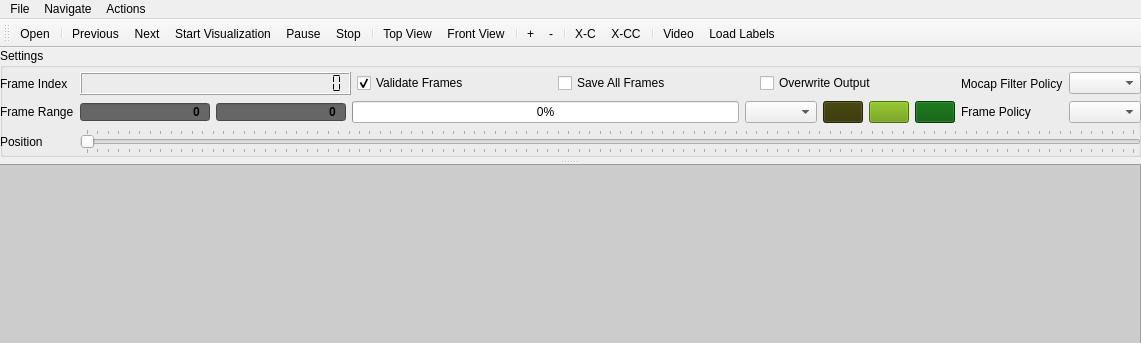
This is tools/workbench/visualization_window.ui in hcilab-uic/ipme as Qt 5 draws it before an edit; both pictures show x 0 to 1141 and y 0 to 343 of the 1141 by 819 pixel window. The edited form follows.
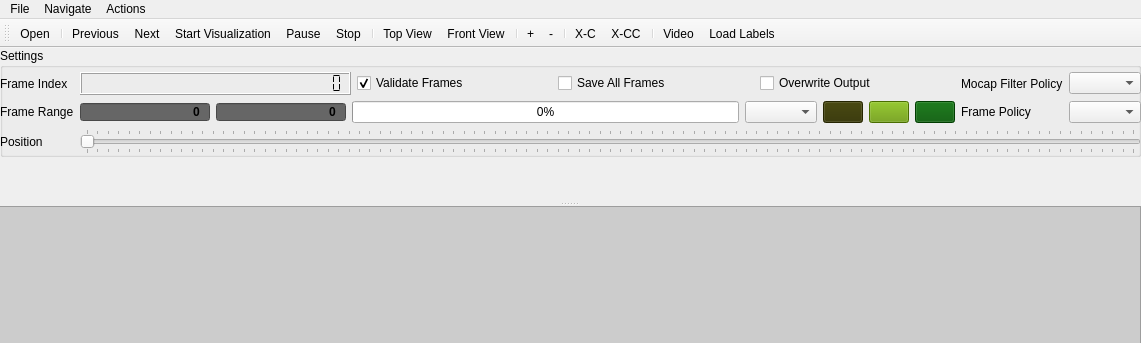
This is the edited form. Icons and pictures are not drawn.

Commit message: early stages

```diff
--- a/tools/workbench/visualization_window.ui
+++ b/tools/workbench/visualization_window.ui
@@ -300,7 +300,21 @@
       <enum>Qt::Horizontal</enum>
      </property>
      <widget class="QWidget" name="verticalLayoutWidget">
-      <layout class="QHBoxLayout" name="scene_vertical_layout"/>
+      <layout class="QHBoxLayout" name="scene_vertical_layout">
+       <item>
+        <widget class="QLabel" name="video_label">
+         <property name="minimumSize">
+          <size>
+           <width>0</width>
+           <height>0</height>
+          </size>
+         </property>
+         <property name="text">
+          <string/>
+         </property>
+        </widget>
+       </item>
+      </layout>
      </widget>
     </widget>
     <widget class="QTextEdit" name="log_window">
```
The commit also changes 2 other files.
